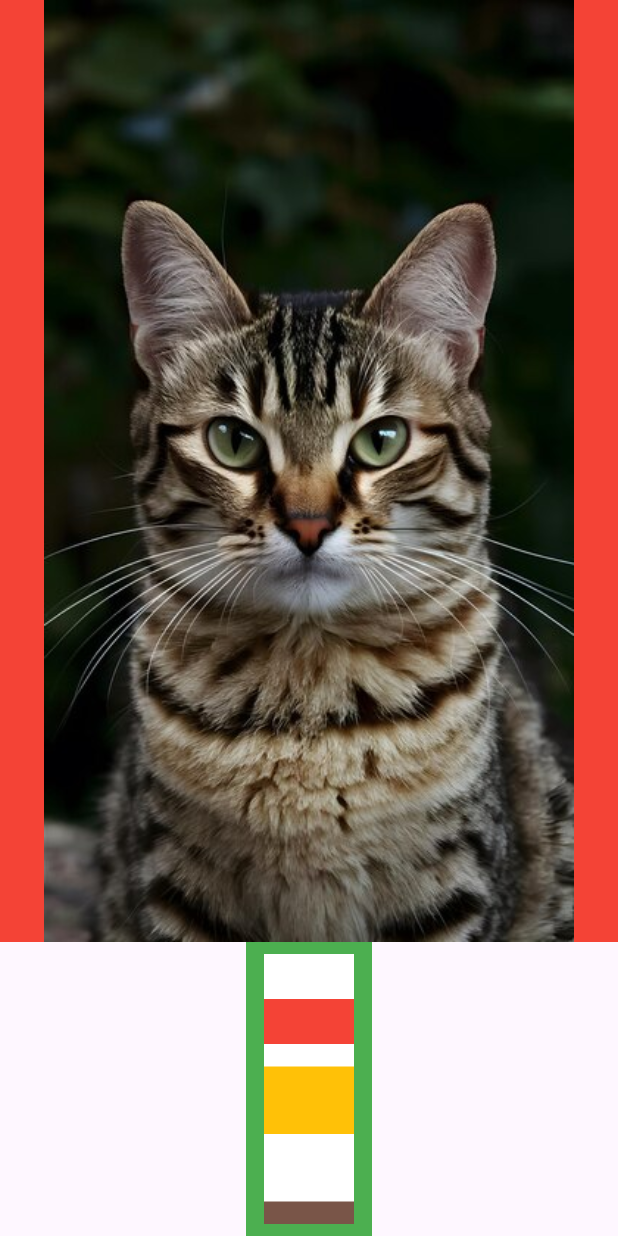
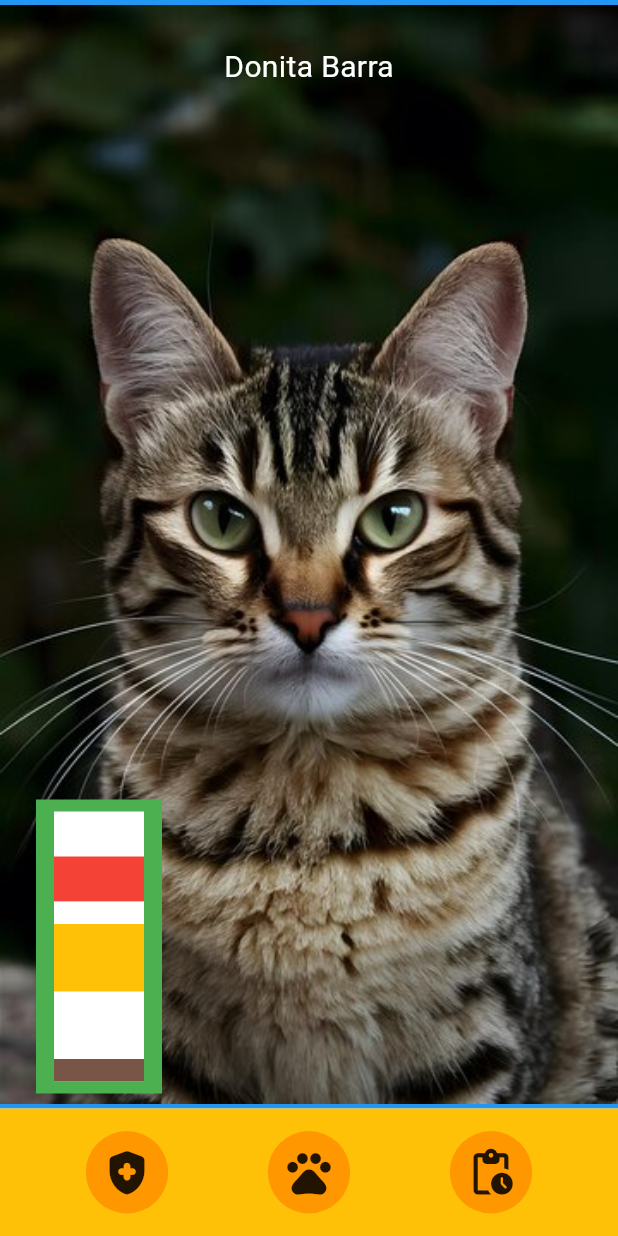
Before and after one commit to jQuera/RealGotchi, a Flutter app: the screen it shows after launch, on a phone screen of 412 x 824 dp. Run offline on Flutter 3.47's test engine with Material 3 defaults, Android fonts, the phone set to English and light mode, and no system bars.

Commit message:
bottom navbar

```diff
--- a/lib/ui/views/home/home_page.dart
+++ b/lib/ui/views/home/home_page.dart
@@ -1,5 +1,4 @@
 import 'package:flutter/material.dart';
-import 'package:flutter/widgets.dart';
 
 class HomePage extends StatelessWidget {
   const HomePage({super.key});
@@ -12,35 +11,42 @@ class HomePage extends StatelessWidget {
           Expanded(
             child: Container(
               color: Colors.blue,
-              child: SafeArea(
               child: Stack(
                 alignment: Alignment.topCenter,
                 children: [
+                  Container(
+                    width: double.infinity,
+                    alignment: Alignment.bottomCenter,
+                    decoration: const BoxDecoration(
+                      image: DecorationImage(
+                        image: AssetImage(
+                          'assets/prototype_images/portrait_cat.jpg',
+                        ),
+                        fit: BoxFit.fitWidth,
+                      ),
+                    ),
+                  ),
                   const Positioned(
                     top: 30,
+                    child: SafeArea(
                       child: Text(
                         'Donita Barra',
-                        style: TextStyle(fontSize: 20),
-                      ),
-                    ),
-                    Container(
-                      color: Colors.red,
-                      width: double.infinity,
-                      alignment: Alignment.bottomCenter,
-                      child: Image.asset(
-                        'assets/prototype_images/portrait_cat.jpg',
-                        fit: BoxFit.contain,
-
-                      ),
-                    ),
-                  ],
+                        style: TextStyle(
+                          fontSize: 20,
+                          color: Colors.white,
                         ),
                       ),
                     ),
                   ),
-          Container(
+                  Positioned(
+                    bottom: 10,
+                    left: 24,
+                    child: Container(
                       color: Colors.green,
-            padding: const EdgeInsets.symmetric(horizontal: 12, vertical: 8),
+                      padding: const EdgeInsets.symmetric(
+                        horizontal: 12,
+                        vertical: 8,
+                      ),
                       child: const Column(
                         children: [
                           Status(
@@ -58,7 +64,54 @@ class HomePage extends StatelessWidget {
                         ],
                       ),
                     ),
+                  ),
                 ],
+              ),
+            ),
+          ),
+          Container(
+            color: Colors.amber,
+            padding: const EdgeInsets.symmetric(horizontal: 24, vertical: 15),
+            child: const Row(
+              mainAxisAlignment: MainAxisAlignment.spaceAround,
+              children: [
+                BottomButtom(
+                  icon: Icons.health_and_safety_rounded,
+                ),
+                BottomButtom(
+                  icon: Icons.pets_rounded,
+                ),
+                BottomButtom(
+                  icon: Icons.pending_actions_rounded,
+                ),
+              ],
+            ),
+          )
+        ],
+      ),
+    );
+  }
+}
+
+class BottomButtom extends StatelessWidget {
+  const BottomButtom({
+    super.key,
+    required this.icon,
+  });
+
+  final IconData icon;
+
+  @override
+  Widget build(BuildContext context) {
+    return Container(
+      decoration: const BoxDecoration(
+        color: Colors.orange,
+        shape: BoxShape.circle,
+      ),
+      padding: const EdgeInsets.all(10),
+      child: Icon(
+        icon,
+        size: 35,
       ),
     );
   }
```
Lines whose indentation alone changed are shown as unchanged.
